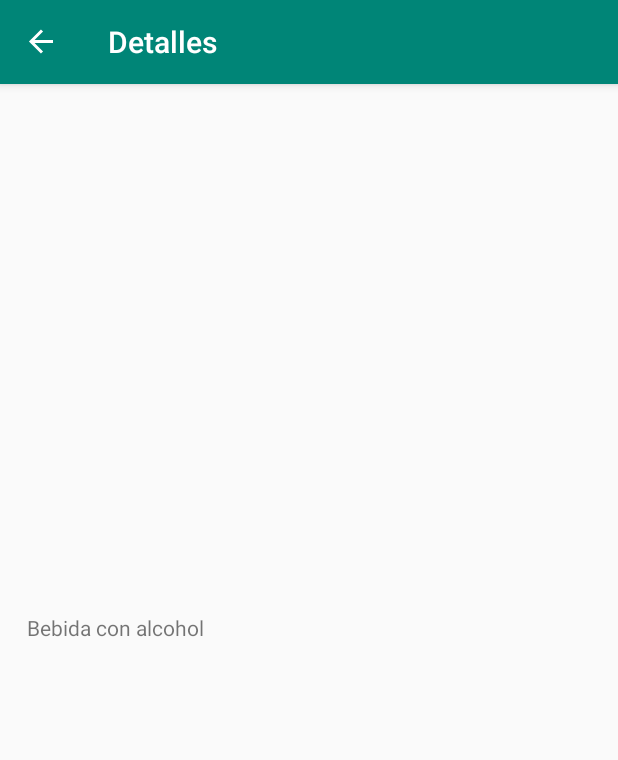
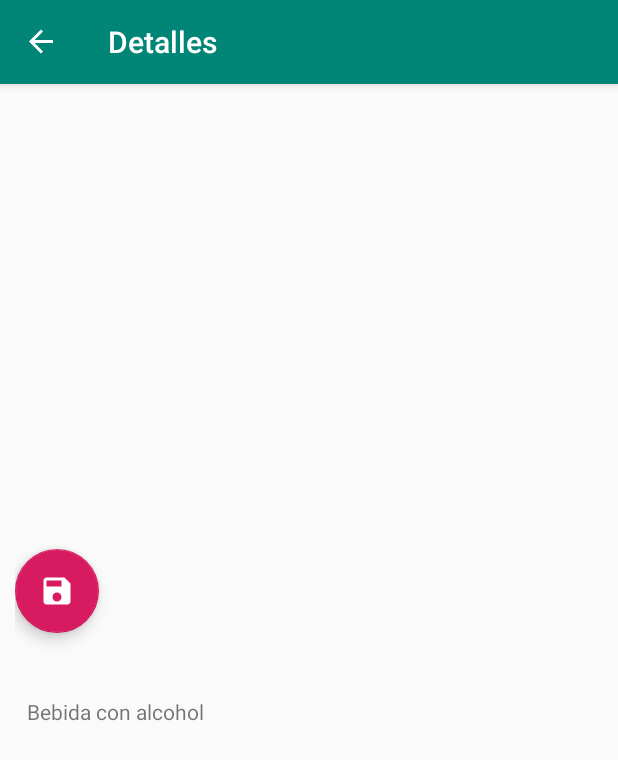
Before and after one commit to reloadersystem/TragosApp, an Android app: the TragosDetalleFragment screen opened through its navigation route, on a phone screen of 412 x 824 dp. Shown: the top 760 px of the screen. Run offline under Robolectric (Android 15) with nearby library versions, the phone set to English and light mode, and no system bars; our stand-ins replace navigation-ui; plain views replace PhotoView; pictures from the network do not load; 7 statements that could not run were skipped.

```diff
--- /dev/null
+++ b/app/src/main/res/drawable/ic_save_black_24dp.xml
@@ -0,0 +1,9 @@
+<vector xmlns:android="http://schemas.android.com/apk/res/android"
+        android:width="24dp"
+        android:height="24dp"
+        android:viewportWidth="24.0"
+        android:viewportHeight="24.0">
+    <path
+        android:fillColor="#FFFFFF"
+        android:pathData="M17,3L5,3c-1.11,0 -2,0.9 -2,2v14c0,1.1 0.89,2 2,2h14c1.1,0 2,-0.9 2,-2L21,7l-4,-4zM12,19c-1.66,0 -3,-1.34 -3,-3s1.34,-3 3,-3 3,1.34 3,3 -1.34,3 -3,3zM15,9L5,9L5,5h10v4z"/>
+</vector>
--- a/app/src/main/res/layout/fragment_tragos_detalle.xml
+++ b/app/src/main/res/layout/fragment_tragos_detalle.xml
@@ -11,6 +11,13 @@
         android:id="@+id/img_trago"
         android:layout_width="match_parent"
         android:layout_height="300dp"></com.github.chrisbanes.photoview.PhotoView>
+
+
+    <com.google.android.material.floatingactionbutton.FloatingActionButton
+        android:id="@+id/btn_guardar_trago"
+        android:layout_width="wrap_content"
+        android:layout_height="wrap_content"
+        android:src="@drawable/ic_save_black_24dp"></com.google.android.material.floatingactionbutton.FloatingActionButton>
 
     <TextView
         android:id="@+id/trago_title"
```
Also changed, not shown: app/build.gradle (+7 -0 lines), app/src/main/java/com/reloader/tragosapp/AppDatabase.kt (added, +37 -0 lines), app/src/main/java/com/reloader/tragosapp/data/model/Drink.kt (+27 -0 lines), app/src/main/java/com/reloader/tragosapp/domain/TragosDao.kt (added, +18 -0 lines).
